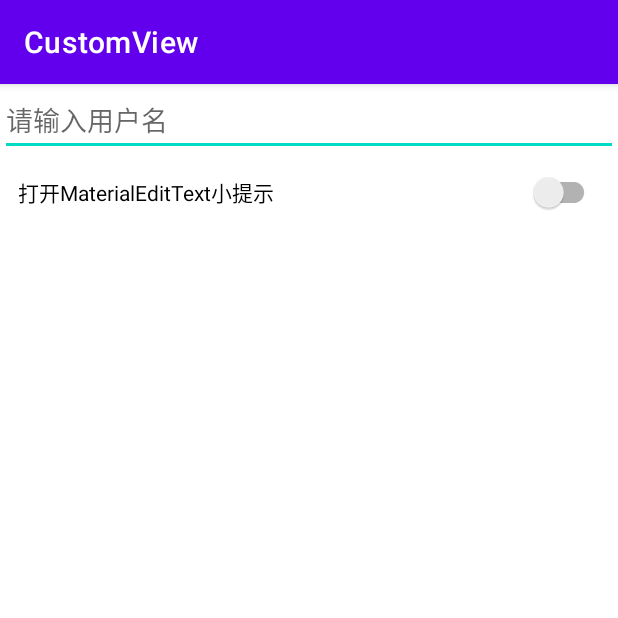
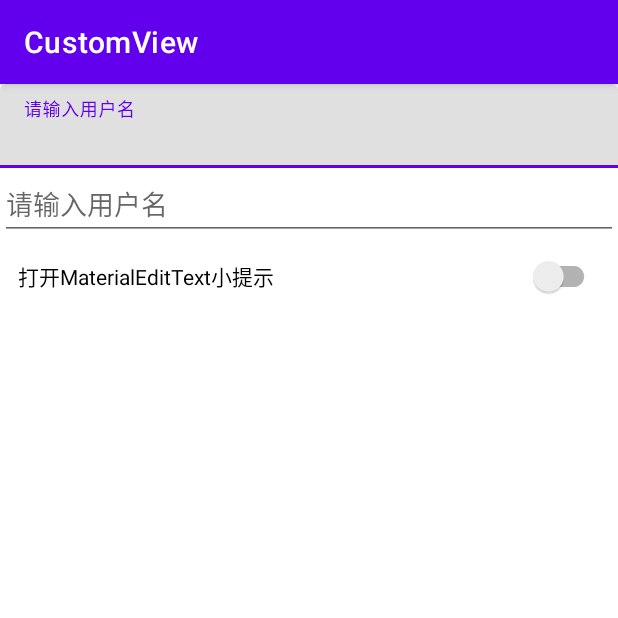
Before and after one commit to xaluoqone/HenCoderPlus, an Android app: the EditTextActivity screen opened directly, with no data from a screen before it, on a phone screen of 412 x 824 dp, the top half of it. Run offline under Robolectric (Android 15) with nearby library versions, the phone set to English and light mode, and no system bars.

Commit message:
update MaterialEditText

```diff
--- a/CustomView/app/src/main/java/com/xaluoqone/customview/widget/MaterialEditText.kt
+++ b/CustomView/app/src/main/java/com/xaluoqone/customview/widget/MaterialEditText.kt
@@ -13,10 +13,10 @@ import com.xaluoqone.customview.R
 import com.xaluoqone.customview.ex.dp
 import com.xaluoqone.customview.ex.sp
 
-class MaterialEditText(context: Context, attrs: AttributeSet? = null) :
-    AppCompatEditText(context, attrs) {
+class MaterialEditText(context : Context , attrs : AttributeSet? = null) : AppCompatEditText(context , attrs) {
     private val paint = Paint(Paint.ANTI_ALIAS_FLAG)
     private val topHintX = 4.dp
+    private var focused = false
     var topHintY = 43.dp
         set(value) {
             field = value
@@ -38,26 +38,22 @@ class MaterialEditText(context: Context, attrs: AttributeSet? = null) :
     private var topHintShowing = false
 
     private val topHintTextSizeChangeAnimator by lazy {
-        ObjectAnimator.ofFloat(this, "topHintTextSize", textSize, 12.sp)
+        ObjectAnimator.ofFloat(this , "topHintTextSize" , textSize , 12.sp)
     }
 
     private val topHintTextColorChangeAnimator by lazy {
-        ObjectAnimator.ofArgb(this, "topHintTextColor", hintTextColors.defaultColor, Color.BLACK)
+        ObjectAnimator.ofArgb(this , "topHintTextColor" , hintTextColors.defaultColor , Color.BLACK)
     }
 
     private val topHintYChangeAnimator by lazy {
-        ObjectAnimator.ofFloat(this, "topHintY", 43.dp, 18.dp)
+        ObjectAnimator.ofFloat(this , "topHintY" , 43.dp , 18.dp)
     }
 
     private val topHintAnimatorSet = AnimatorSet().apply {
-        playTogether(
-            topHintTextSizeChangeAnimator,
-            topHintYChangeAnimator,
-            topHintTextColorChangeAnimator
-        )
-        duration = 300
+        playTogether(topHintTextSizeChangeAnimator , topHintYChangeAnimator , topHintTextColorChangeAnimator)
+        duration = 100
     }
-    private var mShowTopHint: Boolean
+    private var mShowTopHint : Boolean
 
     private val hintText = hint.toString()
     var showTopHint = false
@@ -65,47 +61,57 @@ class MaterialEditText(context: Context, attrs: AttributeSet? = null) :
             field = value
             if (field) {
                 hint = ""
-                setPadding(paddingLeft, paddingTop + 18.dp.toInt(), paddingRight, paddingBottom)
-            } else {
+                setPadding(paddingLeft , paddingTop + 18.dp.toInt() , paddingRight , paddingBottom)
+                topHintShowing = if (!focused && text.isNullOrEmpty()) {
+                    topHintY = 43.dp
+                    topHintTextSize = textSize
+                    topHintTextColor = hintTextColors.defaultColor
+                    false
+                }
+                else {
+                    topHintY = 18.dp
+                    topHintTextSize = 12.sp
+                    topHintTextColor = Color.BLACK
+                    true
+                }
+            }
+            else {
                 hint = hintText
-                setPadding(paddingLeft, paddingTop - 18.dp.toInt(), paddingRight, paddingBottom)
+                setPadding(paddingLeft , paddingTop - 18.dp.toInt() , paddingRight , paddingBottom)
             }
             invalidate()
         }
 
     init {
-        val typedArray = context.obtainStyledAttributes(attrs, R.styleable.MaterialEditText)
-        mShowTopHint = typedArray.getBoolean(R.styleable.MaterialEditText_showTopHint, true)
+        val typedArray = context.obtainStyledAttributes(attrs , R.styleable.MaterialEditText)
+        mShowTopHint = typedArray.getBoolean(R.styleable.MaterialEditText_showTopHint , true)
         if (mShowTopHint) {
             showTopHint = mShowTopHint
         }
         typedArray.recycle()
     }
 
-    override fun onFocusChanged(focused: Boolean, direction: Int, previouslyFocusedRect: Rect?) {
-        super.onFocusChanged(focused, direction, previouslyFocusedRect)
+    override fun onFocusChanged(focused : Boolean , direction : Int , previouslyFocusedRect : Rect?) {
+        super.onFocusChanged(focused , direction , previouslyFocusedRect)
+        this.focused = focused
         if (text.isNullOrEmpty() && showTopHint) {
             if (focused && !topHintShowing) {
                 topHintAnimatorSet.start()
                 topHintShowing = true
-            } else if (topHintShowing) {
+            }
+            else if (topHintShowing) {
                 topHintAnimatorSet.reverse()
                 topHintShowing = false
             }
         }
-        if (focused && !showTopHint) {
-            topHintY = 18.dp
-            topHintTextSize = 12.sp
-            topHintTextColor = Color.BLACK
-        }
     }
 
-    override fun onDraw(canvas: Canvas) {
+    override fun onDraw(canvas : Canvas) {
         super.onDraw(canvas)
         if (showTopHint) {
             paint.textSize = topHintTextSize
             paint.color = topHintTextColor
-            canvas.drawText(hintText, topHintX, topHintY, paint)
+            canvas.drawText(hintText , topHintX , topHintY , paint)
         }
     }
 }
--- a/CustomView/app/src/main/res/layout/activity_edit_text.xml
+++ b/CustomView/app/src/main/res/layout/activity_edit_text.xml
@@ -1,11 +1,23 @@
 <?xml version="1.0" encoding="utf-8"?>
-<LinearLayout xmlns:android="http://schemas.android.com/apk/res/android"
+<LinearLayout
+    xmlns:android="http://schemas.android.com/apk/res/android"
     xmlns:app="http://schemas.android.com/apk/res-auto"
     xmlns:tools="http://schemas.android.com/tools"
     android:layout_width="match_parent"
     android:layout_height="match_parent"
     android:orientation="vertical"
     tools:context=".EditTextActivity">
+
+    <com.google.android.material.textfield.TextInputLayout
+        android:layout_width="match_parent"
+        android:layout_height="wrap_content">
+
+        <com.google.android.material.textfield.TextInputEditText
+            android:hint="请输入用户名"
+            android:layout_width="match_parent"
+            android:layout_height="wrap_content" />
+
+    </com.google.android.material.textfield.TextInputLayout>
 
     <com.xaluoqone.customview.widget.MaterialEditText
         android:id="@+id/met"
```
